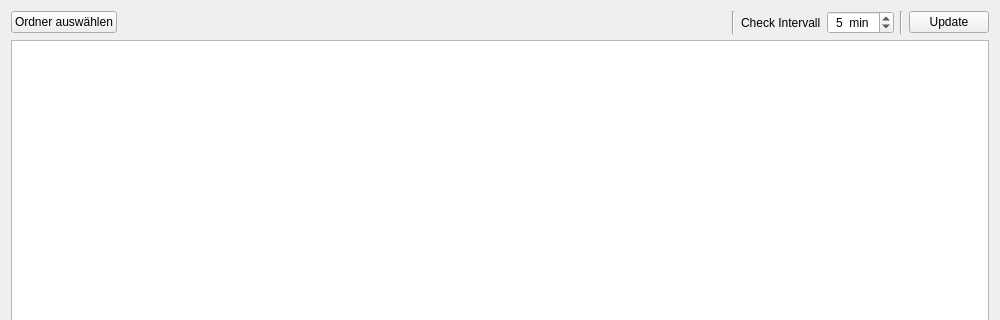
Old version of the form qtexplorer/mainwindow.ui in the repository markusheilig/qtexplorer; both pictures show x 0 to 1000 and y 0 to 320 of the 1000 by 800 pixel window.
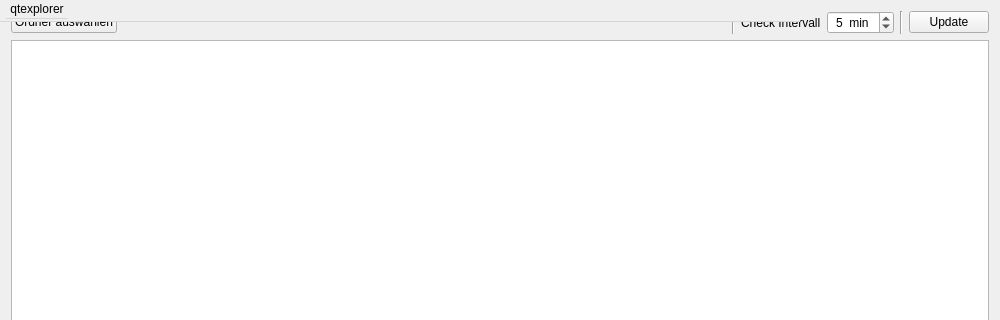
New version of the form. Icons and pictures are not drawn.

Commit message: add about menu

What changed in the file:
```diff
--- a/qtexplorer/mainwindow.ui
+++ b/qtexplorer/mainwindow.ui
@@ -162,6 +162,23 @@
      </widget>
     </item>
    </layout>
+   <widget class="QMenuBar" name="menubar">
+    <property name="geometry">
+     <rect>
+      <x>0</x>
+      <y>0</y>
+      <width>800</width>
+      <height>22</height>
+     </rect>
+    </property>
+    <widget class="QMenu" name="menuAbout">
+     <property name="title">
+      <string>qtexplorer</string>
+     </property>
+     <addaction name="action_about"/>
+    </widget>
+    <addaction name="menuAbout"/>
+   </widget>
   </widget>
  </widget>
  <layoutdefault spacing="6" margin="11"/>
```
Left out of the diff: 11 changed lines with no effect on the pictures. The commit also changes 2 other files.
